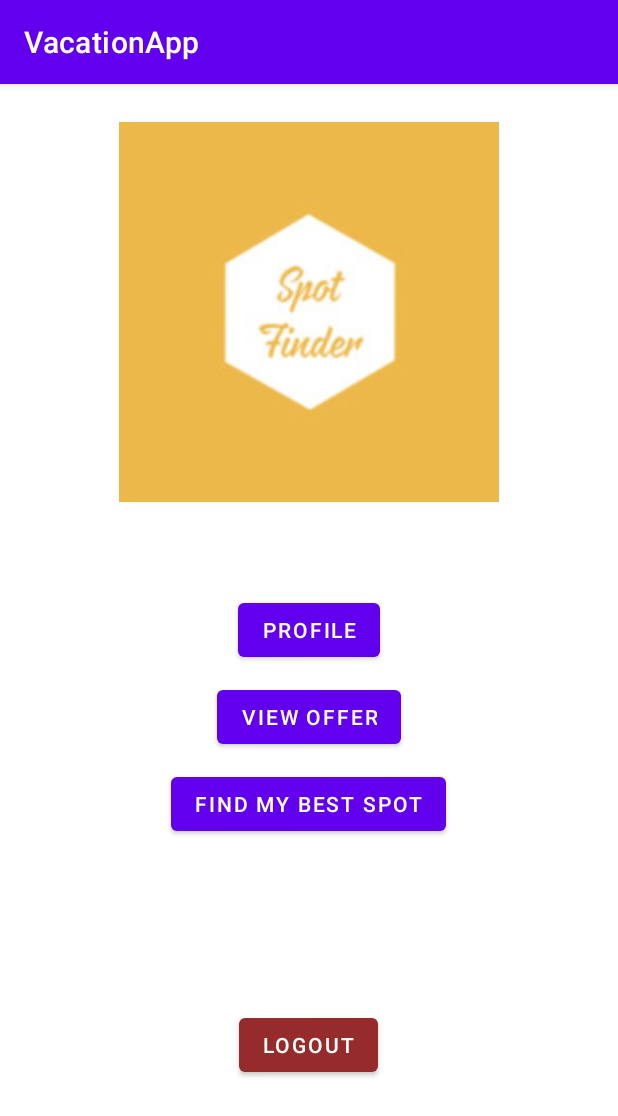
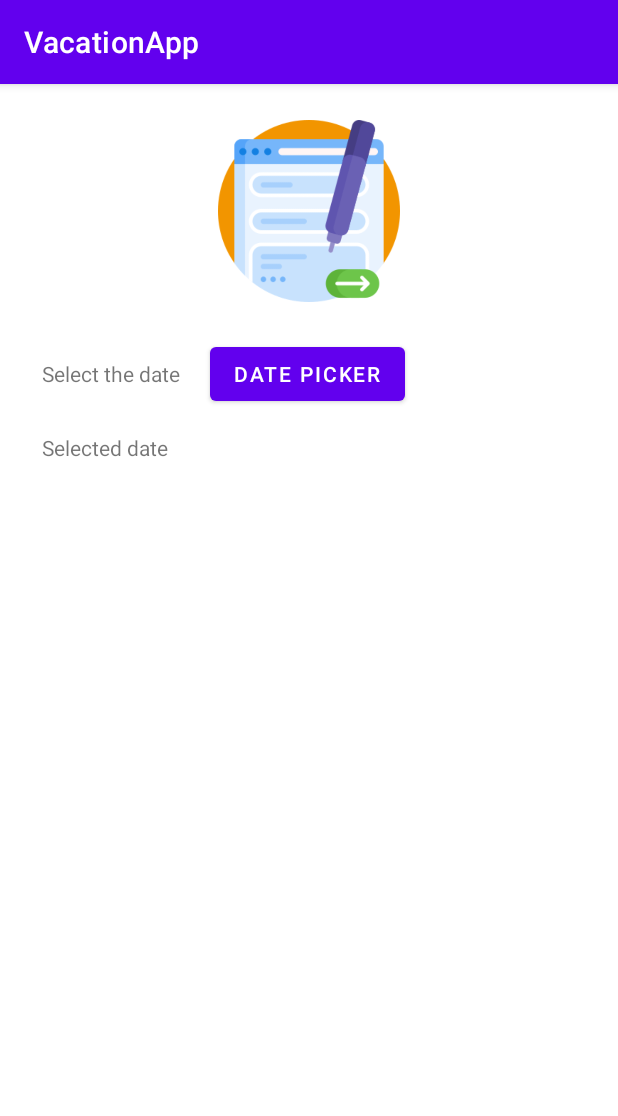
Before and after one commit to viviana-gherasim/VacationApp, an Android app: the MainMenuActivity screen opened directly, with no data from a screen before it, after a tap on "FIND MY BEST SPOT", on a phone screen of 412 x 824 dp. Shown: the top 1116 px of the screen. Run offline under Robolectric (Android 15) with nearby library versions, the phone set to English and light mode, and no system bars; our stand-ins replace Firebase (no records; nobody signed in at launch, a user with empty details on screens opened directly).

Commit message:
Implemented the select the date option for the form and created Date Picker class.

```diff
--- a/app/build.gradle
+++ b/app/build.gradle
@@ -40,4 +40,5 @@ dependencies {
     implementation platform('com.google.firebase:firebase-bom:29.0.4')
     implementation 'com.google.firebase:firebase-analytics'
     androidTestImplementation 'androidx.test.espresso:espresso-core:3.4.0'
+
 }
--- a/app/src/main/AndroidManifest.xml
+++ b/app/src/main/AndroidManifest.xml
@@ -36,6 +36,11 @@
 
         </activity>
 
+        <activity
+            android:name=".DatePicker">
+
+        </activity>
+
     </application>
 
 </manifest>
--- /dev/null
+++ b/app/src/main/java/com/example/vacationapp/DatePicker.java
@@ -0,0 +1,49 @@
+package com.example.vacationapp;
+
+import android.os.Bundle;
+import android.view.View;
+import android.widget.Button;
+import android.widget.TextView;
+
+import androidx.annotation.Nullable;
+import androidx.appcompat.app.AppCompatActivity;
+import androidx.core.util.Pair;
+
+import com.google.android.material.datepicker.MaterialDatePicker;
+import com.google.android.material.datepicker.MaterialPickerOnPositiveButtonClickListener;
+
+import java.util.Calendar;
+import java.util.TimeZone;
+
+public class DatePicker extends AppCompatActivity {
+
+    private Button mDatePickerBtn;
+    private TextView mSelectedDateText;
+
+    @Override
+    protected void onCreate(@Nullable Bundle savedInstanceState) {
+        super.onCreate(savedInstanceState);
+        setContentView(R.layout.formular);
+
+        mDatePickerBtn = findViewById(R.id.buttonDatePicker);
+        mSelectedDateText = findViewById(R.id.selectedDate);
+
+        MaterialDatePicker.Builder<Pair<Long, Long>> builder = MaterialDatePicker.Builder.dateRangePicker();
+        builder.setTitleText("Select a date");
+        final MaterialDatePicker materialDatePicker = builder.build();
+
+        mDatePickerBtn.setOnClickListener(new View.OnClickListener() {
+            @Override
+            public void onClick(View v) {
+                materialDatePicker.show(getSupportFragmentManager(), "DATE_PICKER");
+            }
+        });
+
+        materialDatePicker.addOnPositiveButtonClickListener(new MaterialPickerOnPositiveButtonClickListener() {
+            @Override
+            public void onPositiveButtonClick(Object selection) {
+                mSelectedDateText.setText("Selected Date: " + materialDatePicker.getHeaderText());
+            }
+        });
+    }
+}
--- a/app/src/main/java/com/example/vacationapp/MainMenuActivity.java
+++ b/app/src/main/java/com/example/vacationapp/MainMenuActivity.java
@@ -45,9 +45,9 @@ public class MainMenuActivity extends AppCompatActivity implements View.OnClickL
 //                startActivity(new Intent(MainMenuActivity.this, ));
 //                break;
 //
-//            case R.id.buttonFindBestSpot:
-//                startActivity(new Intent(MainMenuActivity.this, ));
-//                break;
+            case R.id.buttonFindBestSpot:
+                startActivity(new Intent(MainMenuActivity.this, DatePicker.class));
+                break;
         }
     }
 
--- /dev/null
+++ b/app/src/main/res/layout/formular.xml
@@ -0,0 +1,76 @@
+<?xml version="1.0" encoding="utf-8"?>
+<ScrollView
+    xmlns:android="http://schemas.android.com/apk/res/android"
+    xmlns:tools="http://schemas.android.com/tools"
+    android:layout_width="fill_parent"
+    android:layout_height="fill_parent"
+    android:fitsSystemWindows="true"
+    tools:context=".DatePicker">
+
+    <LinearLayout
+        android:orientation="vertical"
+        android:layout_width="match_parent"
+        android:layout_height="match_parent"
+        android:layout_marginTop="18dp"
+        android:layout_marginRight="18dp"
+        android:layout_marginBottom="18dp"
+        android:layout_marginLeft="18dp">
+
+        <!--Image form -->
+        <ImageView
+            android:id="@+id/imageForm"
+            android:layout_width="wrap_content"
+            android:layout_height="121dp"
+            android:layout_gravity="center_horizontal"
+            android:layout_marginTop="6dp"
+            android:layout_marginBottom="24dp"
+            android:src="@drawable/form"/>
+        <!--//Image form -->
+
+        <TableLayout
+            android:layout_width="match_parent"
+            android:layout_height="match_parent">
+
+            <!--Period of time -->
+            <TableRow
+                android:layout_width="match_parent"
+                android:layout_height="match_parent" >
+
+                <TextView
+                    android:id="@+id/textViewPeriod"
+                    android:layout_width="match_parent"
+                    android:layout_height="wrap_content"
+                    android:layout_marginStart="10dp"
+                    android:text="@string/period" />
+
+                <Button
+                    android:id="@+id/buttonDatePicker"
+                    android:layout_marginStart="20dp"
+                    android:layout_width="fill_parent"
+                    android:layout_height="wrap_content"
+                    android:text="Date picker"/>
+
+            </TableRow>
+            <!--//Period of time -->
+
+            <!--Show selected date -->
+            <TableRow
+                android:layout_width="match_parent"
+                android:layout_height="match_parent">
+
+                <TextView
+                    android:id="@+id/selectedDate"
+                    android:layout_marginStart="10dp"
+                    android:layout_marginTop="15dp"
+                    android:layout_width="wrap_content"
+                    android:layout_height="wrap_content"
+                    android:text="Selected date"/>
+
+            </TableRow>
+            <!--//Show selected date -->
+
+        </TableLayout>
+
+    </LinearLayout>
+
+</ScrollView>
--- a/app/src/main/res/values/strings.xml
+++ b/app/src/main/res/values/strings.xml
@@ -15,6 +15,8 @@
     <string name="profile">Profile</string>
     <string name="offer">View Offer</string>
     <string name="spot">Find my best spot</string>
+
+    <string name="period">Select the date</string>
 
     <string-array name="array_months">
         <item>Jan</item>
```
Also changed, not shown: app/src/main/res/drawable/form.png (added).
